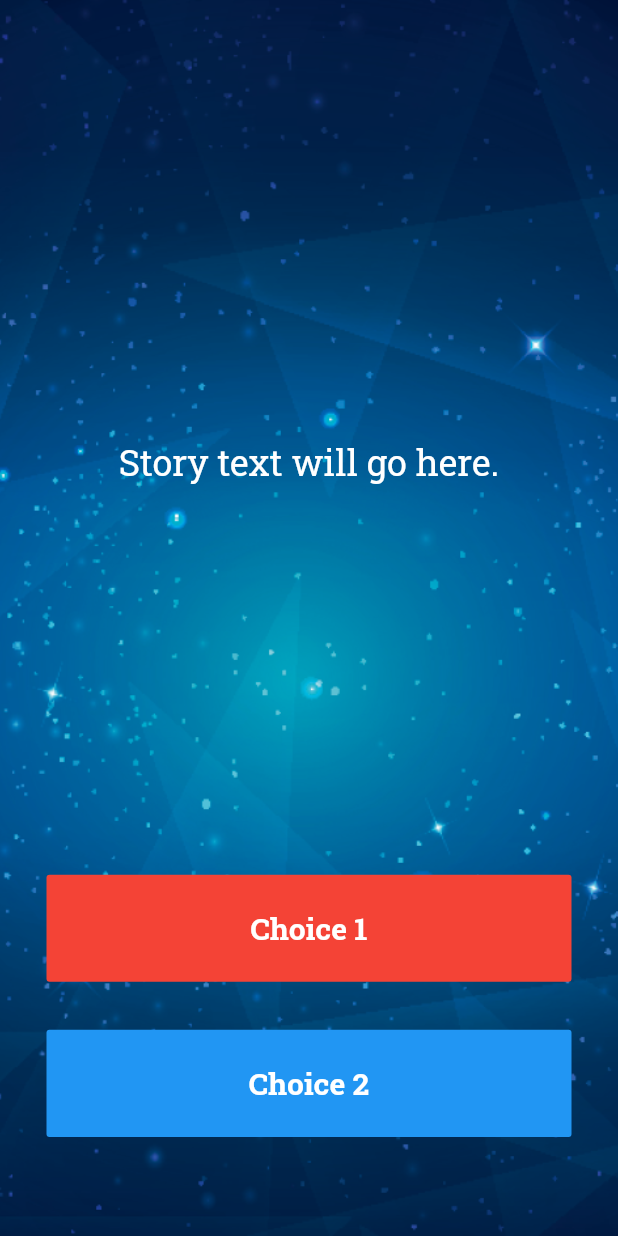
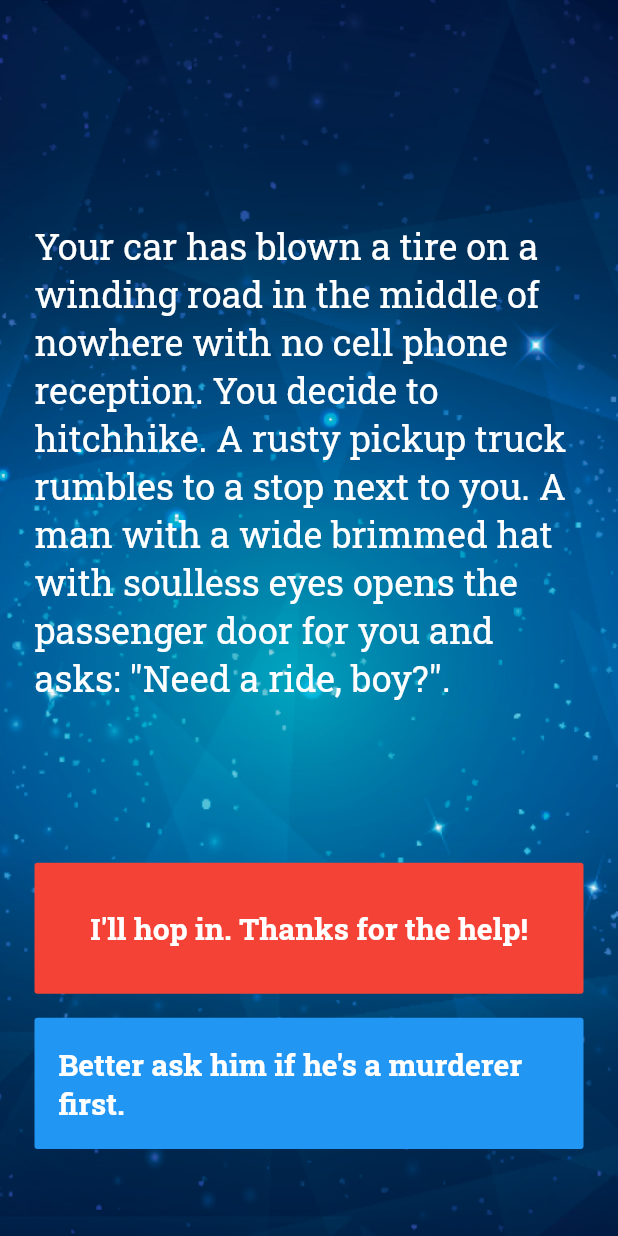
Before and after one commit to max-jellycat/destini, a Flutter app: the screen it shows after launch, on a phone screen of 412 x 824 dp. Run offline on Flutter 3.47's test engine with Material 2 defaults, Android fonts, the phone set to English and light mode, and no system bars.

Commit message:
story and brain classes

```diff
--- a/lib/main.dart
+++ b/lib/main.dart
@@ -1,4 +1,8 @@
+import 'package:Destini/story_brain.dart';
 import 'package:flutter/material.dart';
+import 'story_brain.dart';
+
+StoryBrain brain = StoryBrain();
 
 void main() {
   runApp(App());
@@ -44,24 +48,28 @@ class _StoryPageState extends State<StoryPage> {
       children: [
         Expanded(
           flex: 5,
-          child: Center(
-            child: Text(
-              'Story text will go here.',
-              style: TextStyle(
-                fontSize: 24.0,
-                color: Colors.white,
+          child: Padding(
+            padding: const EdgeInsets.all(8.0),
+            child: Center(
+              child: Text(
+                brain.getStory(),
+                // textAlign: TextAlign.justify,
+                style: TextStyle(
+                  fontSize: 24.0,
+                  color: Colors.white,
+                ),
               ),
             ),
           ),
         ),
         Expanded(
           child: Padding(
-            padding: const EdgeInsets.all(16.0),
+            padding: const EdgeInsets.all(8.0),
             child: FlatButton(
               onPressed: () {},
               color: Colors.red,
               child: Text(
-                'Choice 1',
+                brain.getChoice1(),
                 style: TextStyle(
                   fontSize: 20.0,
                   fontWeight: FontWeight.bold,
@@ -73,12 +81,12 @@ class _StoryPageState extends State<StoryPage> {
         ),
         Expanded(
           child: Padding(
-            padding: const EdgeInsets.all(16.0),
+            padding: const EdgeInsets.all(8.0),
             child: FlatButton(
               onPressed: () {},
               color: Colors.blue,
               child: Text(
-                'Choice 2',
+                brain.getChoice2(),
                 style: TextStyle(
                   fontSize: 20.0,
                   fontWeight: FontWeight.bold,
--- /dev/null
+++ b/lib/story_brain.dart
@@ -0,0 +1,47 @@
+import 'story.dart';
+
+class StoryBrain {
+  List<Story> _storyData = [
+    Story(
+        title:
+            'Your car has blown a tire on a winding road in the middle of nowhere with no cell phone reception. You decide to hitchhike. A rusty pickup truck rumbles to a stop next to you. A man with a wide brimmed hat with soulless eyes opens the passenger door for you and asks: "Need a ride, boy?".',
+        choice1: 'I\'ll hop in. Thanks for the help!',
+        choice2: 'Better ask him if he\'s a murderer first.'),
+    Story(
+        title: 'He nods slowly, unphased by the question.',
+        choice1: 'At least he\'s honest. I\'ll climb in.',
+        choice2: 'Wait, I know how to change a tire.'),
+    Story(
+        title:
+            'As you begin to drive, the stranger starts talking about his relationship with his mother. He gets angrier and angrier by the minute. He asks you to open the glovebox. Inside you find a bloody knife, two severed fingers, and a cassette tape of Elton John. He reaches for the glove box.',
+        choice1: 'I love Elton John! Hand him the cassette tape.',
+        choice2: 'It\'s him or me! You take the knife and stab him.'),
+    Story(
+        title:
+            'What? Such a cop out! Did you know traffic accidents are the second leading cause of accidental death for most adult age groups?',
+        choice1: 'Restart',
+        choice2: ''),
+    Story(
+        title:
+            'As you smash through the guardrail and careen towards the jagged rocks below you reflect on the dubious wisdom of stabbing someone while they are driving a car you are in.',
+        choice1: 'Restart',
+        choice2: ''),
+    Story(
+        title:
+            'You bond with the murderer while crooning verses of "Can you feel the love tonight". He drops you off at the next town. Before you go he asks you if you know any good places to dump bodies. You reply: "Try the pier".',
+        choice1: 'Restart',
+        choice2: '')
+  ];
+
+  String getStory() {
+    return this._storyData.first.title;
+  }
+
+  String getChoice1() {
+    return this._storyData.first.choice1;
+  }
+
+  String getChoice2() {
+    return this._storyData.first.choice2;
+  }
+}
```
Also changed, not shown: lib/story.dart (added, +7 -0 lines).
